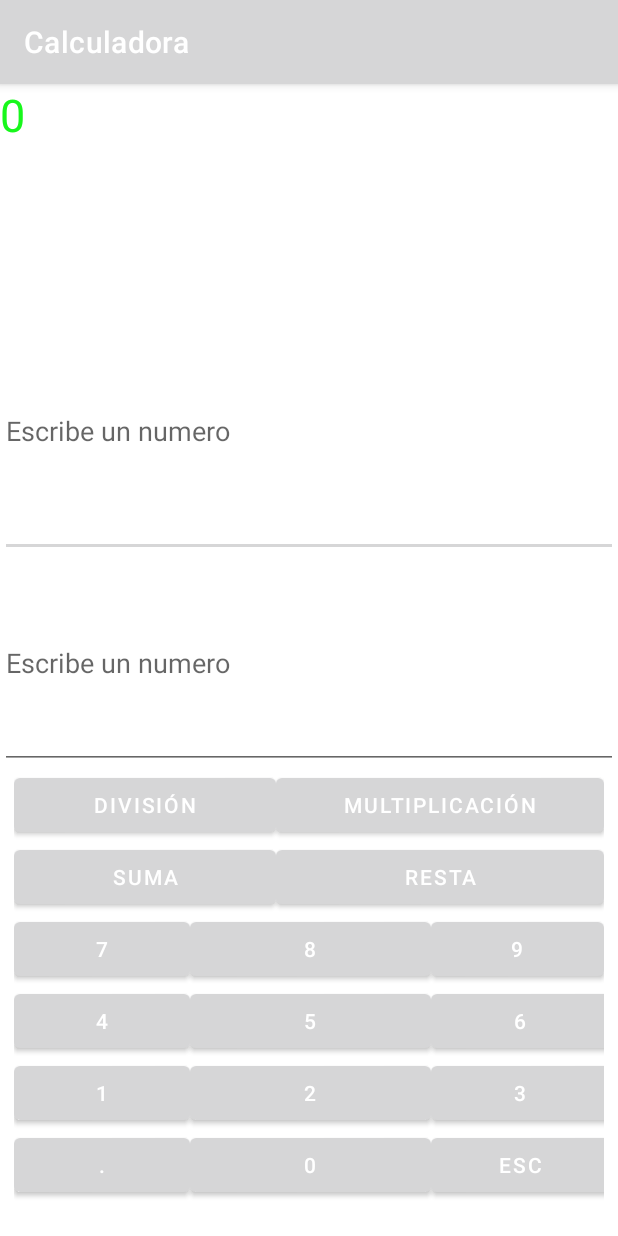
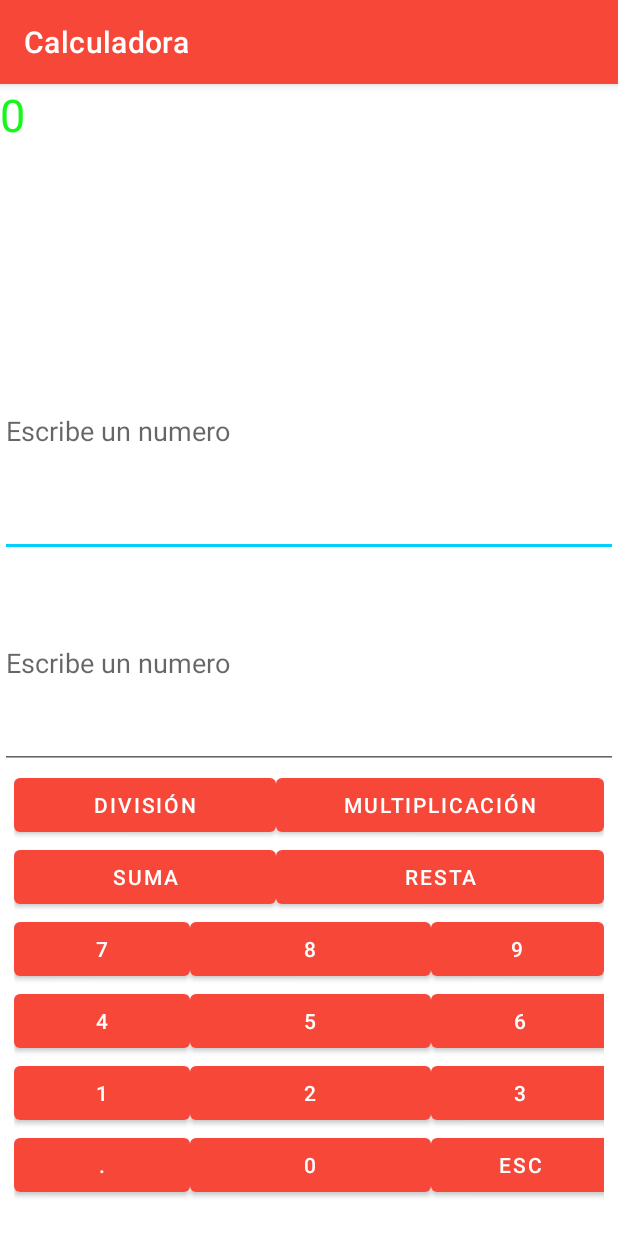
Before and after one commit to jesusgm1/Calculadora, an Android app: the screen it shows after launch (MainActivity), on a phone screen of 412 x 824 dp. Run offline under Robolectric (Android 15) with nearby library versions, the phone set to English and light mode, and no system bars.

Commit message:
Update themes.xml

```diff
--- a/CalculadoraJesus/app/src/main/res/values/themes.xml
+++ b/CalculadoraJesus/app/src/main/res/values/themes.xml
@@ -2,12 +2,12 @@
     <!-- Base application theme. -->
     <style name="Theme.Calculadora" parent="Theme.MaterialComponents.DayNight.DarkActionBar">
         <!-- Primary brand color. -->
-        <item name="colorPrimary">@color/purple_500</item>
-        <item name="colorPrimaryVariant">@color/purple_700</item>
+        <item name="colorPrimary">@color/red_500</item>
+        <item name="colorPrimaryVariant">@color/red_700</item>
         <item name="colorOnPrimary">@color/white</item>
         <!-- Secondary brand color. -->
-        <item name="colorSecondary">@color/teal_200</item>
-        <item name="colorSecondaryVariant">@color/teal_700</item>
+        <item name="colorSecondary">@color/blue_200</item>
+        <item name="colorSecondaryVariant">@color/blue_700</item>
         <item name="colorOnSecondary">@color/black</item>
         <!-- Status bar color. -->
         <item name="android:statusBarColor" tools:targetApi="l">?attr/colorPrimaryVariant</item>
```
